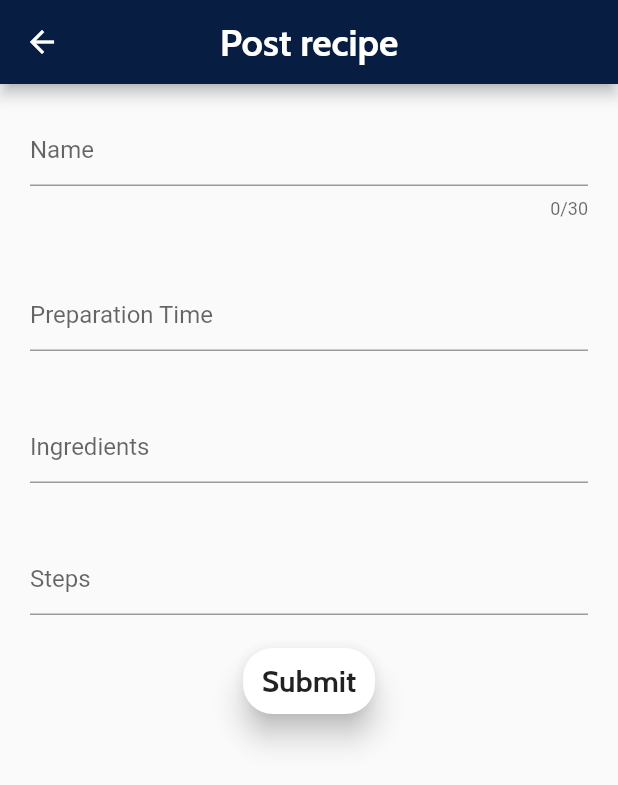
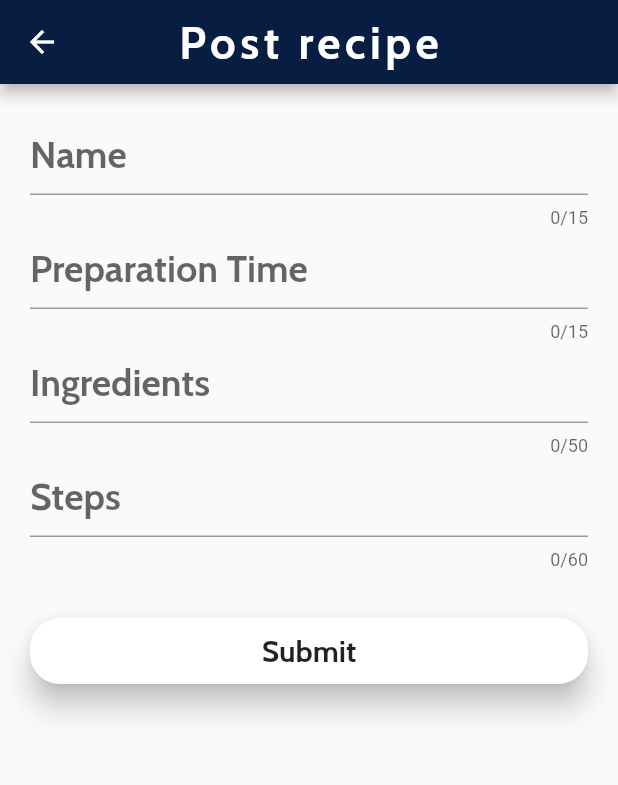
Before and after one commit to Meet-05/RecipeApp, a Flutter app: the HomePage screen opened by its route, scrolled down 576 dp, after a tap on the "add" icon, on a phone screen of 412 x 824 dp. Shown: the top 785 px of the screen. Run offline on Flutter 3.47's test engine with Material 2 defaults, Android fonts, the phone set to English and light mode, and no system bars; our stand-ins replace cloud_firestore, firebase_auth, firebase_core, modal_progress_hud; accounts and stored records are empty.

Commit message:
Signup/Login,PostData Done

```diff
--- a/lib/components/bottom_bar.dart
+++ /dev/null
@@ -1,58 +0,0 @@
-import 'package:flutter/material.dart';
-import 'package:recipeApp/screens/post_recipe.dart';
-import 'package:recipeApp/screens/profile_screen.dart';
-
-class BottomBar extends StatelessWidget {
-  @override
-  Widget build(BuildContext context) {
-    return BottomAppBar(
-      child: Padding(
-        padding: const EdgeInsets.only(top: 8.0),
-        child: Column(
-          mainAxisSize: MainAxisSize.min,
-          children: [
-            Row(
-              mainAxisAlignment: MainAxisAlignment.spaceEvenly,
-              children: [
-                IconButton(
-                    icon: Icon(
-                      Icons.home,
-                      size: 40.0,
-                    ),
-                    onPressed: () {}),
-                CircleAvatar(
-                  radius: 30.0,
-                  backgroundColor: Colors.black,
-                  child: RawMaterialButton(
-                      child: Icon(
-                        Icons.add,
-                        size: 50.0,
-                      ),
-                      onPressed: () {
-                        Navigator.pushReplacementNamed(context, PostRecipe.id);
-                      }),
-                ),
-                IconButton(
-                    icon: Icon(
-                      Icons.person,
-                      size: 40.0,
-                    ),
-                    onPressed: () {
-                      Navigator.pushNamed(context, ProfileScreen.id);
-                    })
-              ],
-            ),
-            Padding(
-              padding: EdgeInsets.symmetric(horizontal: 10.0, vertical: 10.0),
-              child: Container(
-                height: 1.0,
-                width: 130.0,
-                color: Colors.black,
-              ),
-            ),
-          ],
-        ),
-      ),
-    );
-  }
-}
--- a/lib/components/recipe_detail_card.dart
+++ b/lib/components/recipe_detail_card.dart
@@ -18,7 +18,6 @@ class _RecipeDetailCardState extends State<RecipeDetailCard> {
 
   @override
   void initState() {
-    // TODO: implement initState
     super.initState();
     textToShow = ingrediants;
     colour = Colors.grey;
--- a/lib/main.dart
+++ b/lib/main.dart
@@ -6,8 +6,11 @@ import 'screens/sign_up.dart';
 import 'screens/post_recipe.dart';
 import 'screens/profile_screen.dart';
 import 'screens/favorite_screen.dart';
+import 'package:firebase_core/firebase_core.dart';
 
-void main() {
+void main() async {
+  WidgetsFlutterBinding.ensureInitialized();
+  await Firebase.initializeApp();
   runApp(MyApp());
 }
 
--- a/lib/screens/favorite_screen.dart
+++ b/lib/screens/favorite_screen.dart
@@ -1,5 +1,5 @@
 import 'package:flutter/material.dart';
-import 'package:recipeApp/components/bottom_bar.dart';
+
 import 'package:recipeApp/components/rouned_button.dart';
 
 class FavoriteScreen extends StatelessWidget {
@@ -54,7 +54,6 @@ class FavoriteScreen extends StatelessWidget {
           ),
         )
       ]),
-      bottomNavigationBar: BottomBar(),
     );
   }
 }
--- a/lib/screens/home_page.dart
+++ b/lib/screens/home_page.dart
@@ -1,7 +1,11 @@
 import 'package:flutter/material.dart';
 import 'package:recipeApp/itemcardData.dart';
 import 'package:recipeApp/constants.dart';
-import 'package:recipeApp/components/bottom_bar.dart';
+import 'package:recipeApp/screens/post_recipe.dart';
+import 'package:recipeApp/screens/drawer_screen.dart';
+import 'package:firebase_auth/firebase_auth.dart';
+
+final _auth = FirebaseAuth.instance;
 
 final itemcardList = ItemCardData();
 
@@ -11,26 +15,33 @@ class HomePage extends StatelessWidget {
   Widget build(BuildContext context) {
     return Scaffold(
         backgroundColor: Colors.white,
+        floatingActionButton: FloatingActionButton(
+          backgroundColor: Color(0xFF1C1C48),
+          onPressed: () {
+            Navigator.pushNamed(context, PostRecipe.id);
+          },
+          child: Icon(
+            Icons.add,
+            size: 50.0,
+          ),
+        ),
         appBar: AppBar(
-          backgroundColor: Colors.white,
+          backgroundColor: Colors.black,
           actions: [
             RawMaterialButton(
-              onPressed: () {},
+              onPressed: () {
+                Navigator.pushNamed(context, PostRecipe.id);
+              },
               child: CircleAvatar(
                 radius: 30.0,
                 backgroundImage: AssetImage('images/dp.jpg'),
               ),
             )
           ],
-          leading: IconButton(
-              icon: Icon(
-                Icons.arrow_back,
-                color: Colors.black,
-              ),
-              onPressed: () {}),
           title: Container(
             margin: const EdgeInsets.symmetric(vertical: 10.0),
             child: TextField(
+              style: kHomePageRecipe.copyWith(color: Colors.white),
               decoration: kTextFieldDecoration.copyWith(
                   hintText: 'Search for a recipe'),
             ),
@@ -41,6 +52,6 @@ class HomePage extends StatelessWidget {
             ItemCardData(),
           ],
         ),
-        bottomNavigationBar: BottomBar());
+        drawer: DrawerScreen());
   }
 }
--- a/lib/screens/login_screen.dart
+++ b/lib/screens/login_screen.dart
@@ -60,7 +60,7 @@ class LoginScreen extends StatelessWidget {
           ),
           Padding(
               padding: const EdgeInsets.only(
-                  top: 200, left: 20.0, right: 20.0, bottom: 60.0),
+                  top: 200, left: 20.0, right: 20.0, bottom: 110.0),
               child: LoginContainer())
         ],
       ),
--- a/lib/screens/post_recipe.dart
+++ b/lib/screens/post_recipe.dart
@@ -1,9 +1,43 @@
 import 'package:flutter/material.dart';
 import 'package:recipeApp/constants.dart';
 import 'package:recipeApp/components/rouned_button.dart';
+import 'package:firebase_auth/firebase_auth.dart';
+import 'package:cloud_firestore/cloud_firestore.dart';
 
-class PostRecipe extends StatelessWidget {
+final _fireStore = FirebaseFirestore.instance;
+final _auth = FirebaseAuth.instance;
+
+class PostRecipe extends StatefulWidget {
   static String id = "PostScreen";
+
+  @override
+  _PostRecipeState createState() => _PostRecipeState();
+}
+
+class _PostRecipeState extends State<PostRecipe> {
+  User loggedInUser;
+  String recipeName;
+  String preparationTime;
+  String ingredients;
+  String steps;
+
+  void getCurrentUser() {
+    try {
+      final user = _auth.currentUser;
+      if (user != null) {
+        loggedInUser = user;
+        print(loggedInUser.email);
+      }
+    } catch (e) {
+      print(e);
+    }
+  }
+
+  @override
+  void initState() {
+    super.initState();
+    getCurrentUser();
+  }
 
   @override
   Widget build(BuildContext context) {
@@ -12,49 +46,70 @@ class PostRecipe extends StatelessWidget {
         backgroundColor: Color(0xff081d42),
         title: Text(
           "Post recipe",
-          style: kHomePageRecipe,
+          style: kHomePageRecipe.copyWith(letterSpacing: 3.0, fontSize: 30.0),
         ),
         centerTitle: true,
       ),
-      body: Center(
+      body: SingleChildScrollView(
+        child: Container(
+          padding: EdgeInsets.all(20.0),
           child: Column(
-          // mainAxisAlignment: MainAxisAlignment.center,
+            crossAxisAlignment: CrossAxisAlignment.stretch,
             children: [
-            Padding(
-              padding: EdgeInsets.all(20.0),
-              child: TextField(
-                decoration: InputDecoration(hintText: 'Name'),
-                maxLength: 30,
+              TextField(
+                style: kHomePageRecipe,
+                decoration: InputDecoration(
+                  hintText: 'Name',
                 ),
+                maxLength: 15,
+                onChanged: (newValue) {
+                  recipeName = newValue;
+                },
               ),
-            Padding(
-              padding: EdgeInsets.all(20.0),
-              child: TextField(
+              TextField(
+                style: kHomePageRecipe,
                 decoration: InputDecoration(hintText: 'Preparation Time'),
-                // maxLength: 10,
+                maxLength: 15,
+                onChanged: (newValue) {
+                  preparationTime = newValue;
+                },
               ),
+              TextField(
+                style: kHomePageRecipe,
+                decoration: InputDecoration(hintText: 'Ingredients'),
+                maxLength: 50,
+                onChanged: (newValue) {
+                  ingredients = newValue;
+                },
               ),
-            Padding(
-              padding: EdgeInsets.all(20.0),
-              child: TextField(
-                decoration: InputDecoration(hintText: 'Ingredients'),
-                maxLines: null,
+              TextField(
+                style: kHomePageRecipe,
+                decoration: InputDecoration(hintText: 'Steps'),
+                maxLength: 60,
+                onChanged: (newValue) {
+                  steps = newValue;
+                },
               ),
-            ),
-            Padding(
-              padding: EdgeInsets.all(20.0),
-              child: TextField(
-                decoration: InputDecoration(hintText: 'Steps'),
-                maxLines: null,
-              ),
-            ),
-            RoundedButton(
+              Container(
+                margin: EdgeInsets.only(top: 30.0),
+                child: RoundedButton(
                   labelText: "Submit",
                   size: 20.0,
-              onPressedFunction: () {},
+                  onPressedFunction: () {
+                    _fireStore.collection('Recipe').add({
+                      'authorname': loggedInUser.email,
+                      'ingredients': ingredients,
+                      'name': recipeName,
+                      'preparationTime': preparationTime,
+                      'steps': steps
+                    });
+                    Navigator.pop(context);
+                  },
                   padding: EdgeInsets.all(10.0),
+                ),
               )
             ],
+          ),
         ),
       ),
     );
--- a/lib/screens/recipe_detail.dart
+++ b/lib/screens/recipe_detail.dart
@@ -1,5 +1,5 @@
 import 'package:flutter/material.dart';
-import 'package:recipeApp/components/bottom_bar.dart';
+
 import 'package:recipeApp/itemcardData.dart';
 import 'package:recipeApp/constants.dart';
 import 'package:recipeApp/components/recipe_detail_card.dart';
@@ -42,7 +42,6 @@ class RecipeDetail extends StatelessWidget {
           ),
         ],
       ),
-      bottomNavigationBar: BottomBar(),
     );
   }
 }
--- a/pubspec.yaml
+++ b/pubspec.yaml
@@ -28,6 +28,11 @@ dependencies:
   # The following adds the Cupertino Icons font to your application.
   # Use with the CupertinoIcons class for iOS style icons.
   cupertino_icons: ^0.1.3
+  firebase_core: ^0.5.2
+  firebase_auth: ^0.18.3
+  cloud_firestore: ^0.14.3
+  modal_progress_hud: ^0.1.3
+
 
 dev_dependencies:
   flutter_test:
```
Also changed, not shown: lib/components/custom_tile.dart (added, +39 -0 lines), lib/components/login_container.dart (+47 -8 lines), lib/screens/drawer_screen.dart (added, +42 -0 lines), lib/screens/sign_up.dart (+55 -16 lines), pubspec.lock, 3 other files. Lines whose indentation alone changed are shown as unchanged.
